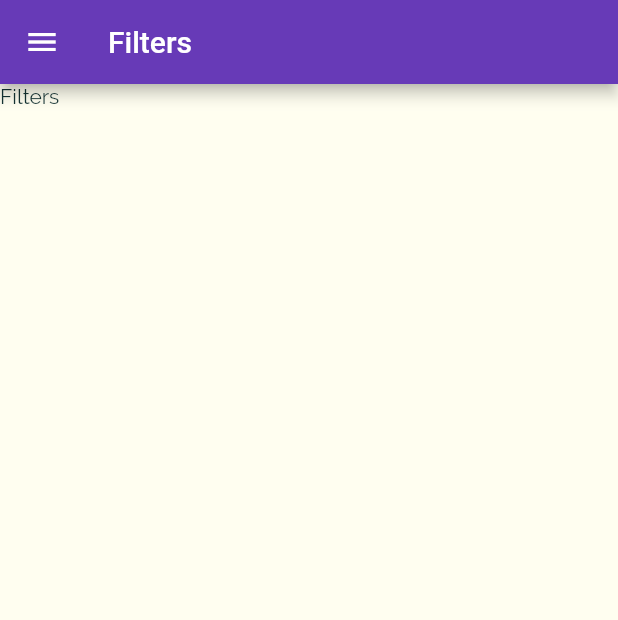
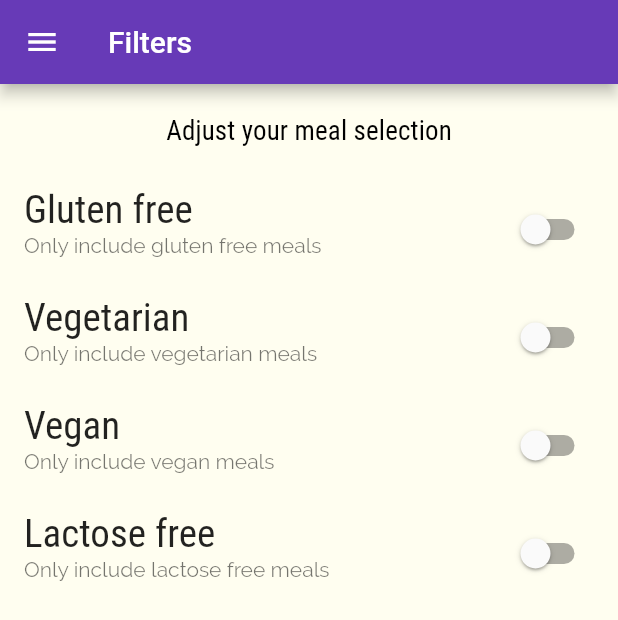
Before and after one commit to jigneshpandav/flutter-simple-meals-app, a Flutter app: the FiltersScreen screen opened by its route, on a phone screen of 412 x 824 dp. Shown: the top 620 px of the screen. Run offline on Flutter 3.47's test engine with Material 2 defaults, Android fonts, the phone set to English and light mode, and no system bars.

Commit message:
Working on meals filter

```diff
--- a/lib/screens/filters_screen.dart
+++ b/lib/screens/filters_screen.dart
@@ -1,18 +1,96 @@
 import 'package:flutter/material.dart';
 import 'package:flutter_simple_meals_app/widgets/main_drawer.dart';
 
-class FiltersScreen extends StatelessWidget {
+class FiltersScreen extends StatefulWidget {
   static const routeName = '/filters';
 
   const FiltersScreen({Key? key}) : super(key: key);
+
+  @override
+  State<FiltersScreen> createState() => _FiltersScreenState();
+}
+
+class _FiltersScreenState extends State<FiltersScreen> {
+  bool _glutenFree = false;
+  bool _vegetarian = false;
+  bool _vegan = false;
+  bool _lactoseFree = false;
+
+  Widget _buildSwitchListTile(
+    String title,
+    String description,
+    bool currentValue,
+    Function(bool) updateValue,
+  ) {
+    return SwitchListTile(
+      value: currentValue,
+      onChanged: updateValue,
+      title: Text(title),
+      subtitle: Text(description),
+    );
+  }
 
   @override
   Widget build(BuildContext context) {
     return Scaffold(
       appBar: AppBar(title: Text("Filters")),
       drawer: MainDrawer(),
-      body: Container(
-        child: Text("Filters"),
+      body: Column(
+        children: [
+          Container(
+            padding: EdgeInsets.all(20),
+            child: Text(
+              'Adjust your meal selection',
+              style: Theme.of(context).textTheme.subtitle2,
+            ),
+          ),
+          Expanded(
+            child: ListView(
+              children: [
+                _buildSwitchListTile(
+                  "Gluten free",
+                  "Only include gluten free meals",
+                  _glutenFree,
+                  (newValue) {
+                    setState(() {
+                      _glutenFree = newValue;
+                    });
+                  },
+                ),
+                _buildSwitchListTile(
+                  "Vegetarian",
+                  "Only include vegetarian meals",
+                  _vegetarian,
+                  (newValue) {
+                    setState(() {
+                      _vegetarian = newValue;
+                    });
+                  },
+                ),
+                _buildSwitchListTile(
+                  "Vegan",
+                  "Only include vegan meals",
+                  _vegan,
+                  (newValue) {
+                    setState(() {
+                      _vegan = newValue;
+                    });
+                  },
+                ),
+                _buildSwitchListTile(
+                  "Lactose free",
+                  "Only include lactose free meals",
+                  _lactoseFree,
+                  (newValue) {
+                    setState(() {
+                      _lactoseFree = newValue;
+                    });
+                  },
+                ),
+              ],
+            ),
+          )
+        ],
       ),
     );
   }
```
